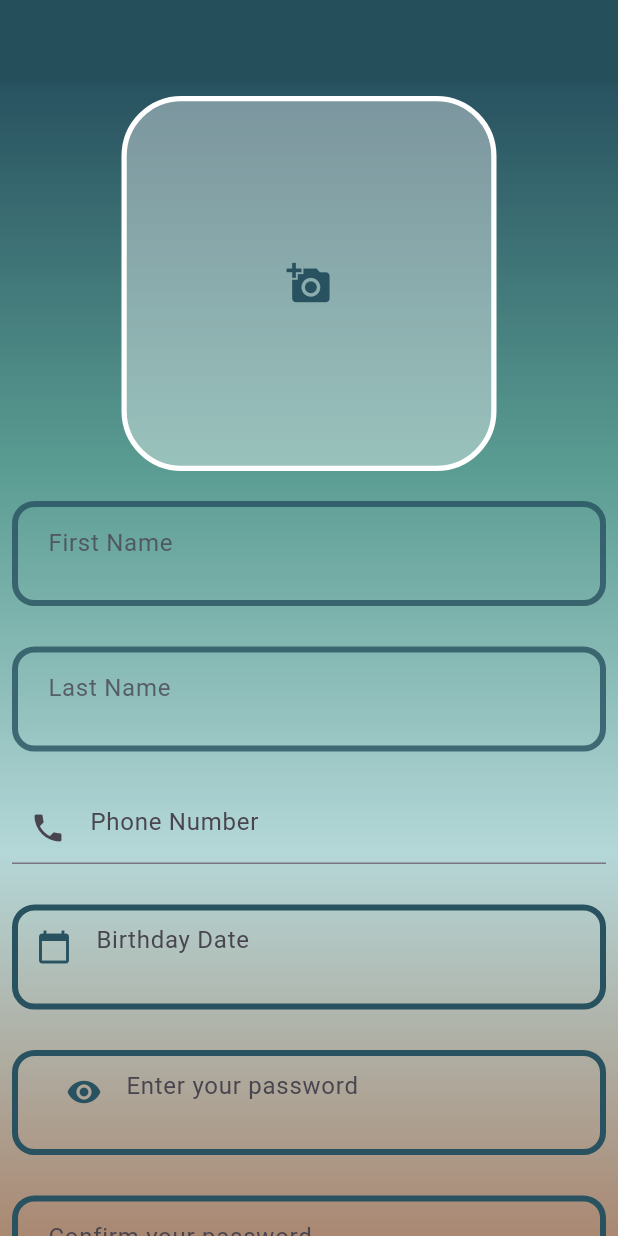
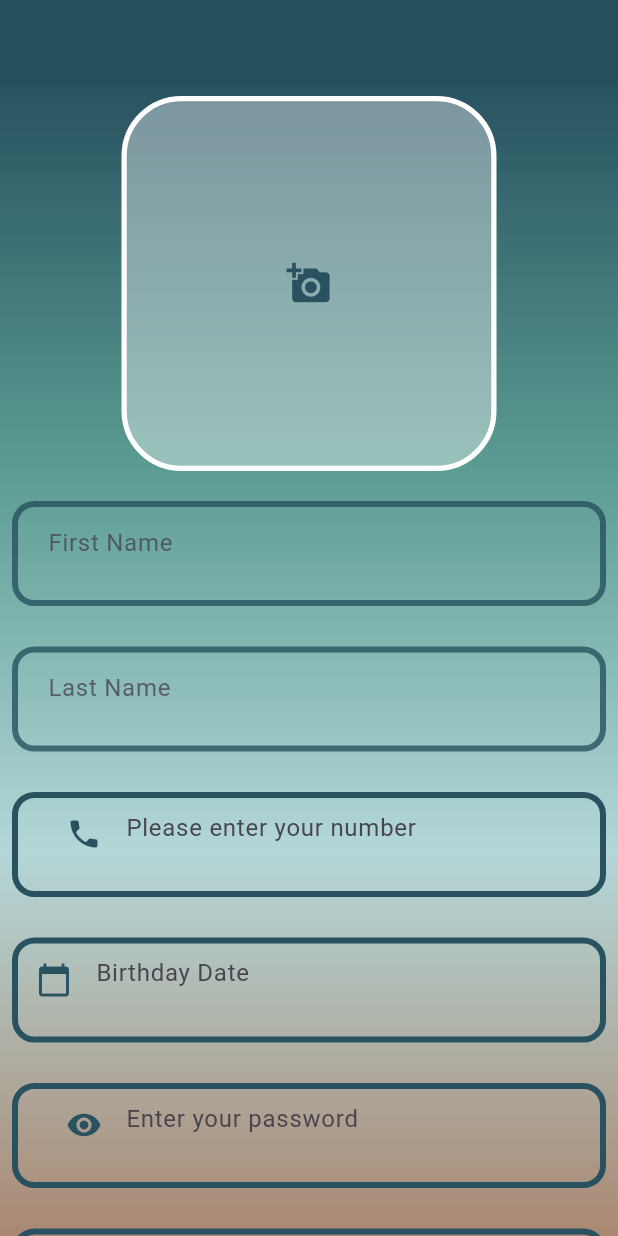
Before and after one commit to ImanGhabash/Elite_Escape, a Flutter app: the SignUpView screen opened directly, on a phone screen of 412 x 824 dp. Run offline on Flutter 3.47's test engine with Material 3 defaults, Android fonts, the phone set to English and light mode, and no system bars; our stand-ins replace dio, flutter_riverpod, image_picker.

Commit message:
fixing bugs

```diff
--- a/lib/view/login/widgets/phone_field.dart
+++ b/lib/view/login/widgets/phone_field.dart
@@ -4,35 +4,33 @@ import '../../../core/theme/app_colors.dart';
 class PhoneField extends StatelessWidget {
   final TextEditingController controller;
 
-  const PhoneField({super.key, required this.controller});
+  const PhoneField({
+    super.key,
+    required this.controller,
+  });
 
   @override
   Widget build(BuildContext context) {
     return Container(
+      height: 70,
       margin: const EdgeInsets.all(10),
-      height: 70,
+      padding: const EdgeInsets.symmetric(horizontal: 20),
       decoration: BoxDecoration(
         color: Colors.white,
         borderRadius: BorderRadius.circular(20),
         border: Border.all(color: AppColors.darkTeal, width: 3.5),
       ),
-      child: Row(
-        children: [
-          const Padding(
-            padding: EdgeInsets.only(left: 10),
-            child: Icon(Icons.phone, color: AppColors.darkTeal, size: 30),
-          ),
-          Expanded(
-            child: TextField(
+      child: TextFormField(
         controller: controller,
         keyboardType: TextInputType.phone,
         decoration: const InputDecoration(
           border: InputBorder.none,
           hintText: 'Enter your number',
+          prefixIcon: Icon(
+            Icons.phone,
+            color: AppColors.darkTeal,
           ),
         ),
-          ),
-        ],
       ),
     );
   }
--- a/lib/view/signup/signup_view.dart
+++ b/lib/view/signup/signup_view.dart
@@ -21,6 +21,7 @@ class _SignUpViewState extends State<SignUpView> {
   final _formKey = GlobalKey<FormState>();
 
   File? profileImage;
+  File? idImage;
   UserRole? selectedRole;
 
   final TextEditingController firstNameController = TextEditingController();
@@ -39,6 +40,42 @@ class _SignUpViewState extends State<SignUpView> {
     if (picked != null) {
       setState(() => profileImage = File(picked.path));
     }
+  }
+
+  Future<void> pickIdImage(ImageSource source) async {
+    final picker = ImagePicker();
+    final picked = await picker.pickImage(source: source);
+    if (picked != null) {
+      setState(() => idImage = File(picked.path));
+    }
+  }
+
+  void _showImageSourceActionSheet(BuildContext context, Function(ImageSource) onPick) {
+    showModalBottomSheet(
+      context: context,
+      builder: (_) => SafeArea(
+        child: Wrap(
+          children: [
+            ListTile(
+              leading: const Icon(Icons.photo_library),
+              title: const Text('Gallery'),
+              onTap: () {
+                Navigator.of(context).pop();
+                onPick(ImageSource.gallery);
+              },
+            ),
+            ListTile(
+              leading: const Icon(Icons.camera_alt),
+              title: const Text('Camera'),
+              onTap: () {
+                Navigator.of(context).pop();
+                onPick(ImageSource.camera);
+              },
+            ),
+          ],
+        ),
+      ),
+    );
   }
 
   @override
@@ -88,7 +125,10 @@ class _SignUpViewState extends State<SignUpView> {
                   ),
                   const SizedBox(height: 27),
 
-                  PhoneField(controller: phoneController),
+                  PhoneField(
+                    controller: phoneController,
+                    hint: 'Please enter your number',
+                  ),
                   const SizedBox(height: 27),
 
                   BirthdayField(controller: dateController),
@@ -116,32 +156,76 @@ class _SignUpViewState extends State<SignUpView> {
                   ),
                   const SizedBox(height: 27),
 
+                  // صورة الهوية
+                  InkWell(
+                    onTap: () => _showImageSourceActionSheet(context, pickIdImage),
+                    child: Container(
+                      height: 200,
+                      width: double.infinity,
+                      padding: const EdgeInsets.symmetric(vertical: 16.0, horizontal: 10.0),
+                      decoration: BoxDecoration(
+                        color: Colors.white38,
+                        border: Border.all(color: Color(0xFF285260), width: 3.5),
+                        borderRadius: BorderRadius.circular(40),
+                      ),
+                      child: idImage == null
+                          ? Row(
+                              mainAxisAlignment: MainAxisAlignment.spaceBetween,
+                              children: [
+                                Text(
+                                  'Add identity photo',
+                                  style: TextStyle(color: Colors.grey[700], fontSize: 16.0),
+                                ),
+                                const Icon(
+                                  Icons.add_a_photo,
+                                  color: Color(0xFF285260),
+                                  size: 28,
+                                ),
+                              ],
+                            )
+                          : ClipRRect(
+                              borderRadius: BorderRadius.circular(35),
+                              child: Image.file(
+                                idImage!,
+                                width: double.infinity,
+                                height: double.infinity,
+                                fit: BoxFit.cover,
+                              ),
+                            ),
+                    ),
+                  ),
+                  const SizedBox(height: 20),
+
+                  // اختيار الدور
                   RoleSelector(
                     selectedRole: selectedRole,
-                    onSelect: (role) =>
-                        setState(() => selectedRole = role),
+                    onSelect: (role) => setState(() => selectedRole = role),
                   ),
-
                   const SizedBox(height: 20),
 
+                  // زر التسجيل
                   SignUpButton(
                     onPressed: () {
                       if (profileImage == null) {
                         ScaffoldMessenger.of(context).showSnackBar(
-                          const SnackBar(
-                              content: Text('please choise personal photo')),
+                          const SnackBar(content: Text('Please choose personal photo')),
+                        );
+                        return;
+                      }
+                      if (idImage == null) {
+                        ScaffoldMessenger.of(context).showSnackBar(
+                          const SnackBar(content: Text('Please choose identity photo')),
                         );
                         return;
                       }
                       if (selectedRole == null) {
                         ScaffoldMessenger.of(context).showSnackBar(
-                          const SnackBar(
-                              content: Text('please choise role')),
+                          const SnackBar(content: Text('Please choose role')),
                         );
                         return;
                       }
                       if (_formKey.currentState!.validate()) {
-                        // submit
+                        // تنفيذ عملية التسجيل هنا
                       }
                     },
                   ),
--- a/lib/view/signup/widgets/phone_field.dart
+++ b/lib/view/signup/widgets/phone_field.dart
@@ -1,28 +1,46 @@
 import 'package:flutter/material.dart';
+import '../../../core/theme/app_colors.dart';
 
 class PhoneField extends StatelessWidget {
   final TextEditingController controller;
+  final String hint;
+  final String? Function(String?)? validator;
 
   const PhoneField({
     super.key,
     required this.controller,
+    required this.hint,
+    this.validator,
   });
 
   @override
   Widget build(BuildContext context) {
-    return TextFormField(
+    return Container(
+      height: 70,
+      decoration: BoxDecoration(
+        borderRadius: BorderRadius.circular(15),
+        border: Border.all(color: AppColors.darkTeal, width: 4),
+      ),
+      padding: const EdgeInsets.symmetric(horizontal: 20),
+      child: TextFormField(
         controller: controller,
         keyboardType: TextInputType.phone,
-      decoration: const InputDecoration(
-        hintText: 'Phone Number',
-        prefixIcon: Icon(Icons.phone),
+        decoration: InputDecoration(
+          border: InputBorder.none,
+          hintText: hint,
+          prefixIcon: const Icon(
+            Icons.phone,
+            color: AppColors.darkTeal,
           ),
-      validator: (value) {
+        ),
+        validator: validator ??
+            (value) {
               if (value == null || value.isEmpty) {
                 return 'Phone number is required';
               }
               return null;
             },
+      ),
     );
   }
 }
```
Also changed, not shown: lib/main.dart (+10 -5 lines), lib/view/welcome/welcome_view.dart (+24 -3 lines), 1 other file. Lines whose indentation alone changed are shown as unchanged.
